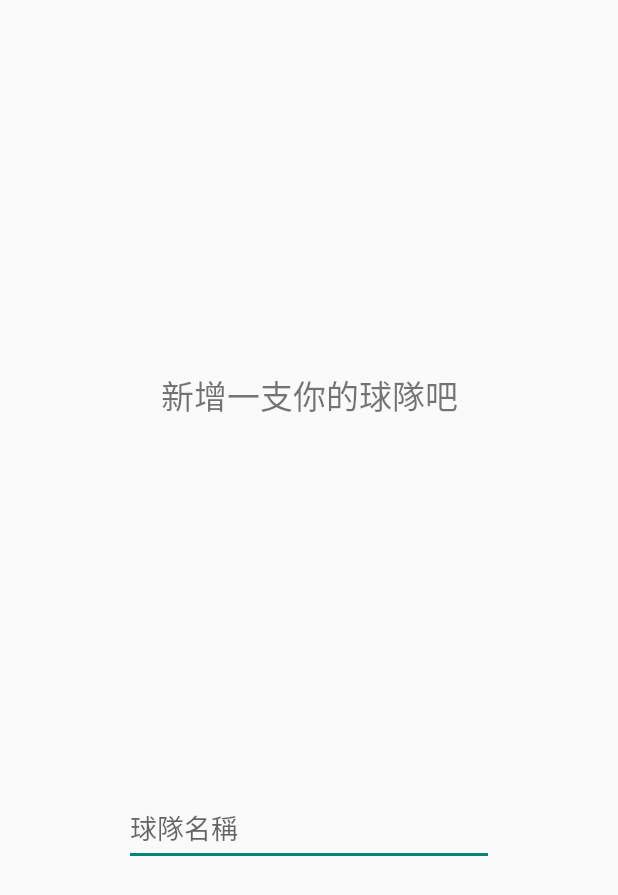
After one commit to kuog1030/Baseball-Time, an Android app: the layout pager_create_team.xml on its own in the app's theme, with its tools: preview values and no code run, on a phone screen of 412 x 824 dp. The commit adds this screen. Shown: the top 895 px of the screen. Run offline under Robolectric (Android 15) with nearby library versions, the phone set to English and light mode, and no system bars.

Commit message:
Create first login flow, pager and viewmodel

```diff
--- a/app/src/main/java/com/gillian/baseball/data/Event.kt
+++ b/app/src/main/java/com/gillian/baseball/data/Event.kt
@@ -15,11 +15,6 @@ data class Event(
     var run: Int = 0,
     val player: EventPlayer = EventPlayer(),
     val pitcher: EventPlayer = EventPlayer()
-//    val hitter: EventPlayer? = null,
-//    val pitcher: EventPlayer? = null,
-//    // runner will only be recorded when
-//    // 1. on base event eg. steal base, advance by error
-//    val runner: EventPlayer? = null
 ) : Parcelable {
 
 //    override fun toString(): String {
--- /dev/null
+++ b/app/src/main/res/layout/pager_create_team.xml
@@ -0,0 +1,41 @@
+<?xml version="1.0" encoding="utf-8"?>
+<layout>
+
+    <data>
+        <variable
+            name="viewModel"
+            type="com.gillian.baseball.firstlogin.FirstLoginViewModel" />
+    </data>
+
+    <androidx.constraintlayout.widget.ConstraintLayout xmlns:android="http://schemas.android.com/apk/res/android"
+        xmlns:app="http://schemas.android.com/apk/res-auto"
+        xmlns:tools="http://schemas.android.com/tools"
+        android:layout_width="match_parent"
+        android:layout_height="match_parent">
+
+        <TextView
+            android:id="@+id/text_create_team_title"
+            style="@style/CreateTeamTitle"
+            android:layout_width="wrap_content"
+            android:layout_height="wrap_content"
+            android:text="@string/create_a_team"
+            app:layout_constraintBottom_toTopOf="@+id/edit_create_team_name"
+            app:layout_constraintEnd_toEndOf="parent"
+            app:layout_constraintStart_toStartOf="parent"
+            app:layout_constraintTop_toTopOf="parent" />
+
+        <EditText
+            android:id="@+id/edit_create_team_name"
+            android:layout_width="wrap_content"
+            android:layout_height="wrap_content"
+            android:ems="10"
+            android:hint="@string/team_name"
+            android:inputType="textPersonName"
+            android:text="@={viewModel.teamName}"
+            app:layout_constraintBottom_toBottomOf="parent"
+            app:layout_constraintEnd_toEndOf="parent"
+            app:layout_constraintStart_toStartOf="parent"
+            app:layout_constraintTop_toBottomOf="@+id/text_create_team_title" />
+
+    </androidx.constraintlayout.widget.ConstraintLayout>
+</layout>
--- a/app/src/main/res/navigation/navigation.xml
+++ b/app/src/main/res/navigation/navigation.xml
@@ -1,7 +1,7 @@
 <?xml version="1.0" encoding="utf-8"?>
 <navigation xmlns:android="http://schemas.android.com/apk/res/android"
     xmlns:app="http://schemas.android.com/apk/res-auto" android:id="@+id/navigation"
-    app:startDestination="@id/orderFragment">
+    app:startDestination="@id/firstLoginFragment">
 
     <fragment
         android:id="@+id/gameFragment"
@@ -44,5 +44,9 @@
         <argument android:name="endGame"
             app:argType="com.gillian.baseball.data.MyGame" />
     </fragment>
+    <fragment
+        android:id="@+id/firstLoginFragment"
+        android:name="com.gillian.baseball.firstlogin.FirstLoginFragment"
+        android:label="FirstLoginFragment" />
 
 </navigation>
--- a/app/src/main/res/values/strings.xml
+++ b/app/src/main/res/values/strings.xml
@@ -1,6 +1,15 @@
 <resources>
     <string name="app_name">Baseball</string>
 
+
+    <!--    team related -->
+    <string name="create_a_team">新增一支你的球隊吧</string>
+    <string name="team_name">球隊名稱</string>
+    <string name="create_a_player">新增一個球員吧</string>
+    <string name="player_name">球員名稱</string>
+
+
+    <!--    game record related -->
 
     <string name="you_are">你是</string>
     <string name="home">主隊</string>
--- a/app/src/main/res/values/styles.xml
+++ b/app/src/main/res/values/styles.xml
@@ -61,4 +61,8 @@
         <item name="android:textColor">@color/white</item>
     </style>
 
+    <style name="CreateTeamTitle">
+        <item name="android:textSize">22sp</item>
+    </style>
+
 </resources>
```
Also changed, not shown: app/src/main/java/com/gillian/baseball/data/Team.kt (added, +25 -0 lines), app/src/main/java/com/gillian/baseball/firstlogin/FirstLoginAdapter.kt (added, +18 -0 lines), app/src/main/java/com/gillian/baseball/firstlogin/FirstLoginFragment.kt (added, +31 -0 lines), app/src/main/java/com/gillian/baseball/firstlogin/FirstLoginViewModel.kt (added, +11 -0 lines), app/src/main/java/com/gillian/baseball/firstlogin/PagerCreatePlayer.kt (added, +23 -0 lines), app/src/main/java/com/gillian/baseball/firstlogin/PagerCreateTeam.kt (added, +21 -0 lines), app/src/main/res/layout/fragment_first_login.xml (added, +36 -0 lines), app/src/main/res/layout/pager_create_player.xml (added, +41 -0 lines).
